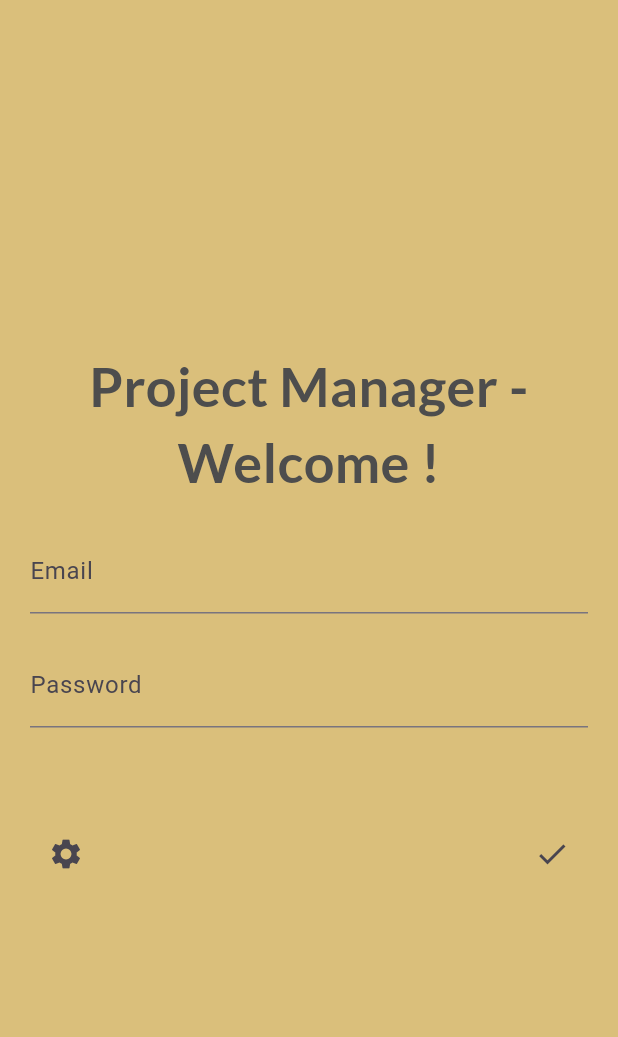
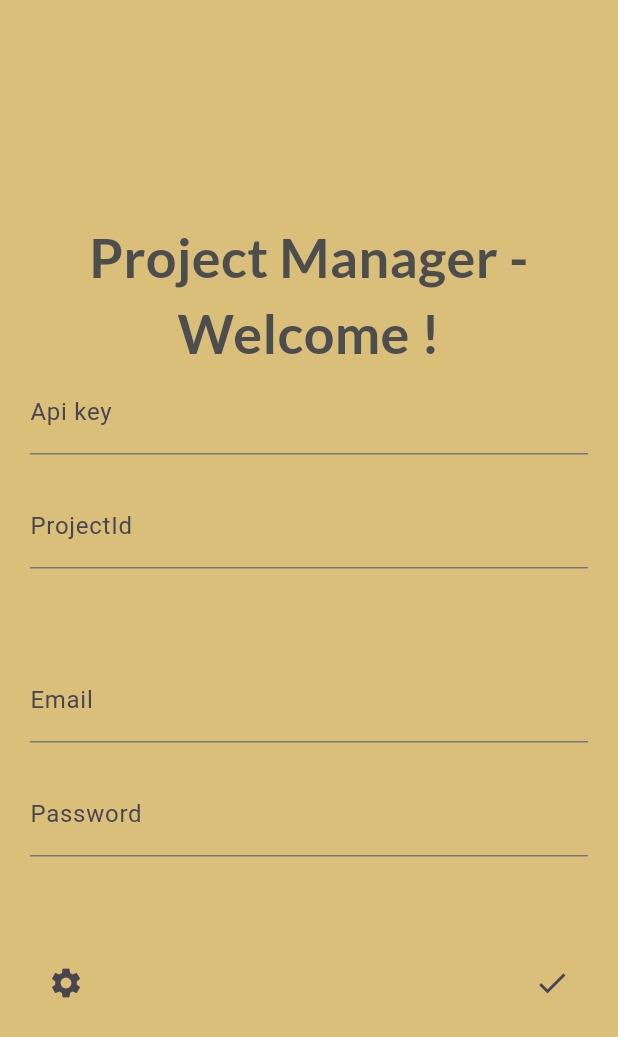
Before and after one commit to MatteoLore/ProjectManager, a Flutter app: the screen it shows after launch, after a tap on the "check" icon, on a phone screen of 412 x 824 dp. Shown: the top 1037 px of the screen. Run offline on Flutter 3.47's test engine with Material 2 defaults, Android fonts, the phone set to English and light mode, and no system bars; our stand-ins replace cloud_firestore, image_picker; missing offline and left inert: firedart; accounts and stored records are empty.

Commit message:
Added Firebase connection method
Added Firebase conenction method with
- initFirebase -> initFirebase and return true if user exist
- checkUser -> if user as a data, open the class else create the user data

```diff
--- a/lib/main.dart
+++ b/lib/main.dart
@@ -1,19 +1,16 @@
+import 'dart:convert';
+import 'dart:io';
+
 import 'package:flutter/material.dart';
-import 'package:firebase_core/firebase_core.dart';
-import 'package:cloud_firestore/cloud_firestore.dart';
-import 'package:project_manager/models/Project.dart';
-import 'package:project_manager/models/Task.dart';
+import 'package:firedart/firedart.dart';
 import 'package:project_manager/models/User.dart';
 import 'package:project_manager/screens/dashboard.dart';
-import 'package:project_manager/screens/project.dart';
-import 'package:project_manager/widgets/addedit_project_dialog.dart';
-import 'package:project_manager/widgets/addedit_task_dialog.dart';
-import 'package:project_manager/widgets/delete_alert_dialog.dart';
-import 'package:project_manager/widgets/settings_dialog.dart';
+import 'package:project_manager/utils/utils.dart';
+
+import 'database/Database.dart';
 
 void main() async {
   WidgetsFlutterBinding.ensureInitialized();
-  //await Firebase.initializeApp(name: "", options: FirebaseOptions(apiKey: apiKey, appId: appId, messagingSenderId: messagingSenderId, projectId: projectId));
   runApp(const MyApp());
 }
 
@@ -47,19 +44,41 @@ class MyHomePage extends StatefulWidget {
 
 class _MyHomePageState extends State<MyHomePage> {
 
-  late List<Map<String, dynamic>> data;
-
-  loadData() async {
-    File file = File("user.json");
-    if (file.existsSync()) {
-      String contents = await file.readAsString();
-      data = List<Map<String, dynamic>>.from(jsonDecode(contents));
-    }
-    data = [];
-  }
+  Map<String, String> data = {};
 
   _MyHomePageState() {
     checkUser();
+  }
+
+  checkUser() async {
+    await loadData();
+    var api = await initFirebase();
+    if(api == true){
+      Database db = Database();
+      User? user = await db.getUserByEmail(data["email"] as String);
+      if(user.runtimeType == User){
+        return Navigator.of(context).push(PageRouteBuilder(pageBuilder: (_, __, ___) => DashboardPage(user: user as User)));
+      }else{
+        User user = User(id: "id", username: "username", avatarUrl: "avatarUrl", projectsIds: [], ownerProjectsIds: []);
+        await db.addUser(user, data["email"] as String);
+        return Navigator.of(context).push(PageRouteBuilder(pageBuilder: (_, __, ___) => DashboardPage(user: user as User)));
+      }
+    }
+    return false;
+  }
+
+  initFirebase() async {
+    if(data.isNotEmpty){
+      FirebaseAuth.initialize(data["apiKey"] as String, VolatileStore());
+      Firestore.initialize(data['projectId'] as String);
+      var auth = FirebaseAuth.instance;
+      await auth.signIn(data["email"] as String, data["password"] as String);
+      if(auth.isSignedIn){
+        return true;
+      }
+      auth.close();
+    }
+    return false;
   }
 
 
@@ -67,6 +86,9 @@ class _MyHomePageState extends State<MyHomePage> {
   Widget build(BuildContext context) {
     TextEditingController _emailController = TextEditingController();
     TextEditingController _passwordController = TextEditingController();
+    TextEditingController _apiController = TextEditingController();
+    TextEditingController _projectController = TextEditingController();
+
     return Scaffold(
         body: Padding(padding: const EdgeInsets.all(20),
             child: Center(child: Container(width: 500, child: Column(
@@ -77,7 +99,16 @@ class _MyHomePageState extends State<MyHomePage> {
                     style: TextStyle(fontFamily: "Lato",
                         fontSize: 36,
                         fontWeight: FontWeight.w700)),
+                TextField(
+                  controller: _apiController,
+                  decoration: InputDecoration(labelText: "Api key"),
+                ),
                 Padding(padding: EdgeInsets.all(10)),
+                TextField(
+                  controller: _projectController,
+                  decoration: InputDecoration(labelText: "ProjectId"),
+                ),
+                Padding(padding: EdgeInsets.all(30)),
                 TextField(
                   controller: _emailController,
                   decoration: InputDecoration(labelText: "Email"),
@@ -97,11 +128,19 @@ class _MyHomePageState extends State<MyHomePage> {
                       icon: Icon(Icons.settings),
                     ),
                     IconButton(
-                      onPressed: () {
-                        // Soumettre les données de connexion ici
+                      onPressed: () async {
                         String email = _emailController.text;
                         String password = _passwordController.text;
-                        print("Email: $email, Password: $password");
+                        String projectId = _projectController.text;
+                        String api = _apiController.text;
+                        if (Utils.isValidEmail(email)) {
+                            Map<String, String> data = {"apiKey": api, "projectId": projectId, "email": email, "password": password};
+                            saveData(data);
+                            Navigator.pushReplacement(
+                              context,
+                              MaterialPageRoute(builder: (context) => MyHomePage()),
+                            );
+                        }
                       },
                       icon: Icon(Icons.check),
                     ),
@@ -112,9 +151,21 @@ class _MyHomePageState extends State<MyHomePage> {
     );
   }
 
-  Future<void> saveData(List<Map<String, dynamic>> data) async {
+  Future<void> saveData(Map<String, String> data) async {
     File file = File("user.json");
     String contents = jsonEncode(data);
     await file.writeAsString(contents);
   }
+
+
+  loadData() async {
+    File file = File("user.json");
+    if (file.existsSync()) {
+      String contents = await file.readAsString();
+      data = Map<String, String>.from(jsonDecode(contents));
+    }else {
+      data = {};
+    }
+  }
+
 }
```
